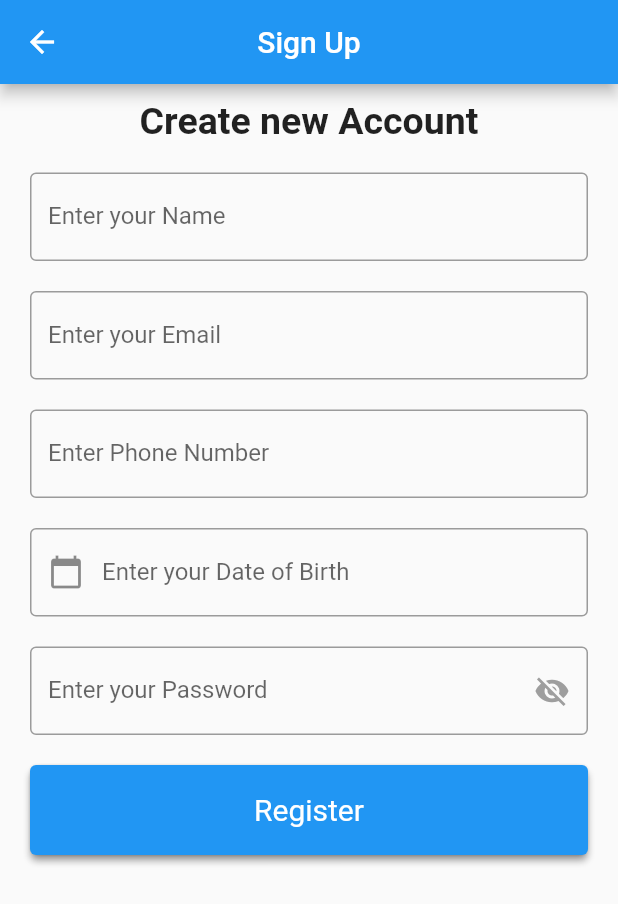
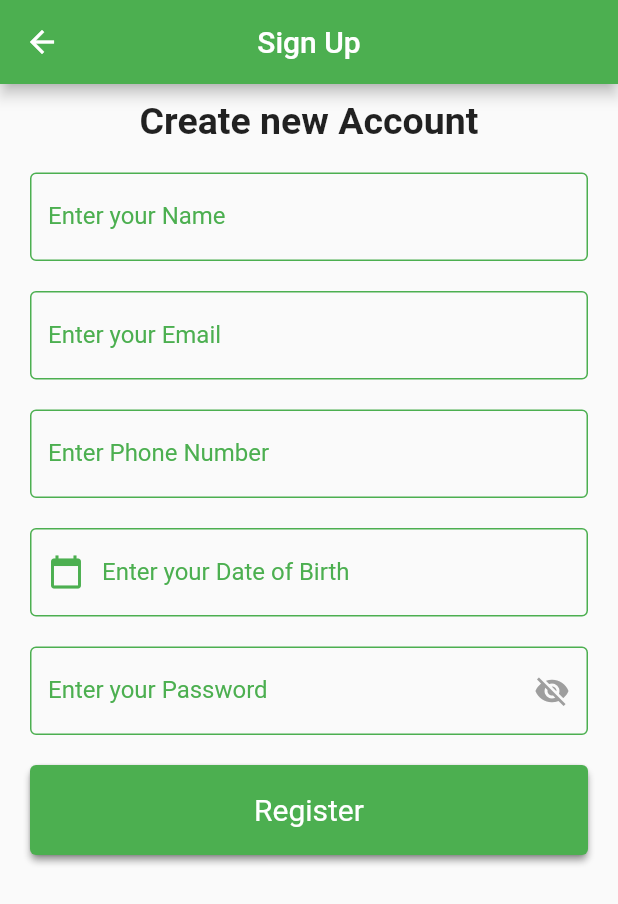
Before and after one commit to usman619/fertilizer_recommendation_system, a Flutter app: the SignUp screen opened by its route, on a phone screen of 412 x 824 dp. Shown: the top 904 px of the screen. Run offline on Flutter 3.47's test engine with Material 2 defaults, Android fonts, the light colour scheme and no system bars; our stand-ins replace cloud_firestore, firebase_auth, firebase_core, firebase_database, fluttertoast, geolocator and 2 more; missing offline and left inert: dcdg; accounts and stored records are empty; network calls fail.

Commit message:
Fixing the some design related things

```diff
--- a/lib/main.dart
+++ b/lib/main.dart
@@ -9,6 +9,7 @@ import 'package:firebase_auth/firebase_auth.dart';
 import 'package:flutter/material.dart';
 import 'package:fertilizer_recommendation_system/pages/login.dart';
 import 'package:fertilizer_recommendation_system/pages/signup.dart';
+import 'package:fertilizer_recommendation_system/pages/intro_screen.dart';
 import 'package:firebase_core/firebase_core.dart';
 import 'firebase_options.dart';
 import 'package:dcdg/dcdg.dart';
@@ -20,13 +21,14 @@ Future<void> main() async{
   await FirebaseAuth.instance.useAuthEmulator('localhost', 9099);
   runApp(
       MaterialApp(
-        initialRoute: '/home',
+        initialRoute: '/userNavigator',
         routes: {
           '/login': (context) => const Login(),
           '/home': (context) => const HomePage(),
           '/register': (context) => const SignUp(),
           '/userNavigator': (context) => const UserNaviagator(),
           '/profile': (context) => const Profile(),
+          '/intro_screen': (context) => const OnBoardingPage(),
 
     },
   ));
--- a/lib/pages/add_device.dart
+++ b/lib/pages/add_device.dart
@@ -9,6 +9,7 @@ class AddDevice extends StatelessWidget {
       appBar: AppBar(
         title: const Text('Add Device'),
         centerTitle: true,
+        backgroundColor: Colors.green,
       ),
       body: const Center(
         child: Text('Future Feature'),
--- a/lib/pages/home_page.dart
+++ b/lib/pages/home_page.dart
@@ -130,6 +130,7 @@ class _HomePageState extends State<HomePage> {
       appBar: AppBar(
         title: const Text('Home Page'),
         centerTitle: true,
+        backgroundColor: Colors.green,
       ),
       body: SingleChildScrollView(
         child: Column(children: <Widget>[
--- a/lib/pages/models.dart
+++ b/lib/pages/models.dart
@@ -22,6 +22,7 @@ class _ModelsState extends State<Models> {
         appBar: AppBar(
           title: const Text('Testing Python Connection'),
           centerTitle: true,
+          backgroundColor: Colors.green,
 
         ),
         body: Column(
--- a/lib/pages/signup.dart
+++ b/lib/pages/signup.dart
@@ -95,10 +95,21 @@ class _SignUpState extends State<SignUp> {
 
   @override
   Widget build(BuildContext context) {
-    return Scaffold(
+    return Stack(
+      children: [
+        Container(
+          decoration: const BoxDecoration(
+            image: DecorationImage(
+              image: AssetImage('assets/login_image_blur.jpg'), // Change the image path as needed
+              fit: BoxFit.cover,
+            ),
+          ),
+        ),
+        Scaffold(
           appBar: AppBar(
             title: const Text('Sign Up'),
             centerTitle: true,
+            backgroundColor: Colors.green,
 
           ),
           body: SingleChildScrollView(
@@ -119,8 +130,18 @@ class _SignUpState extends State<SignUp> {
                   child: TextField(
                     controller: _name,
                     decoration: const InputDecoration(
+                        focusColor: Colors.green,
+                        focusedBorder: OutlineInputBorder(
+                          borderSide: BorderSide(color: Colors.green), // Change the color as needed
+                        ),
+                        enabledBorder: OutlineInputBorder(
+                          borderSide: BorderSide(color: Colors.green), // Change the color as needed
+                        ),
                         border: OutlineInputBorder(),
-                    labelText: 'Enter your Name'
+                        labelText: 'Enter your Name',
+                        labelStyle: TextStyle(
+                          color: Colors.green,
+                        )
                     ),
                   ),
                 ),
@@ -132,8 +153,18 @@ class _SignUpState extends State<SignUp> {
                     enableSuggestions: false,
                     autocorrect: false,
                     decoration: const InputDecoration(
+                        focusColor: Colors.green,
+                        focusedBorder: OutlineInputBorder(
+                          borderSide: BorderSide(color: Colors.green), // Change the color as needed
+                        ),
+                        enabledBorder: OutlineInputBorder(
+                          borderSide: BorderSide(color: Colors.green), // Change the color as needed
+                        ),
                         border: OutlineInputBorder(),
-                    labelText: 'Enter your Email'
+                        labelText: 'Enter your Email',
+                        labelStyle: TextStyle(
+                          color: Colors.green,
+                        )
                     ),
                   ),
                 ),
@@ -145,8 +176,18 @@ class _SignUpState extends State<SignUp> {
                     enableSuggestions: false,
                     autocorrect: false,
                     decoration: const InputDecoration(
+                        focusColor: Colors.green,
+                        focusedBorder: OutlineInputBorder(
+                          borderSide: BorderSide(color: Colors.green), // Change the color as needed
+                        ),
+                        enabledBorder: OutlineInputBorder(
+                          borderSide: BorderSide(color: Colors.green), // Change the color as needed
+                        ),
                         border: OutlineInputBorder(),
-                    labelText: 'Enter Phone Number'
+                        labelText: 'Enter Phone Number',
+                        labelStyle: TextStyle(
+                          color: Colors.green,
+                        )
                     ),
                   ),
                 ),
@@ -159,9 +200,22 @@ class _SignUpState extends State<SignUp> {
                     enableSuggestions: false,
                     autocorrect: false,
                     decoration: const InputDecoration(
-                prefixIcon: Icon(Icons.calendar_today),
+                        focusColor: Colors.green,
+                        focusedBorder: OutlineInputBorder(
+                          borderSide: BorderSide(color: Colors.green), // Change the color as needed
+                        ),
+                        enabledBorder: OutlineInputBorder(
+                          borderSide: BorderSide(color: Colors.green), // Change the color as needed
+                        ),
+                        prefixIcon: Icon(
+                          Icons.calendar_today,
+                          color: Colors.green,
+                        ),
                         border: OutlineInputBorder(),
                         labelText: 'Enter your Date of Birth',
+                        labelStyle: TextStyle(
+                          color: Colors.green,
+                        )
                     ),
                     readOnly: true,
                     onTap: () async {
@@ -191,8 +245,18 @@ class _SignUpState extends State<SignUp> {
                     enableSuggestions: false,
                     autocorrect: false,
                     decoration: InputDecoration(
+                      focusColor: Colors.green,
+                      focusedBorder: const OutlineInputBorder(
+                        borderSide: BorderSide(color: Colors.green), // Change the color as needed
+                      ),
+                      enabledBorder: const OutlineInputBorder(
+                        borderSide: BorderSide(color: Colors.green), // Change the color as needed
+                      ),
                       border: const OutlineInputBorder(),
                       labelText: 'Enter your Password',
+                      labelStyle: const TextStyle(
+                        color: Colors.green,
+                      ),
                       suffixIcon: IconButton(
                         onPressed: () {
                           setState(() {
@@ -228,7 +292,7 @@ class _SignUpState extends State<SignUp> {
                             registerUser(_email.text, _password.text, _name.text, _dob.text);
                           },
                           style: ElevatedButton.styleFrom(
-                        backgroundColor: Colors.blue,
+                            backgroundColor: Colors.green,
                             foregroundColor: Colors.white,
                             textStyle: const TextStyle(
                               fontSize: 20,
@@ -250,6 +314,8 @@ class _SignUpState extends State<SignUp> {
               ],
             ),
           ),
+        ),
+      ]
     );
   }
 }
--- a/lib/services/weather_api.dart
+++ b/lib/services/weather_api.dart
@@ -105,7 +105,7 @@ class _WeatherAppState extends State<WeatherApp> {
   Widget build(BuildContext context) {
     return Scaffold(
       appBar: AppBar(
-        title: const Text('Weather App'),
+        title: const Text('Weather Api'),
       ),
       body: Center(
         child: Column(
--- a/lib/user_navigator.dart
+++ b/lib/user_navigator.dart
@@ -36,8 +36,8 @@ class _UserNaviagatorState extends State<UserNaviagator> {
           });
         },
         // fixedColor: Colors.blue,
-        backgroundColor: Colors.blue,
-        selectedItemColor: Colors.blue,
+        backgroundColor: Colors.green,
+        selectedItemColor: Colors.green,
         unselectedItemColor: Colors.grey,
         useLegacyColorScheme: true,
         items: const [
```
Also changed, not shown: lib/pages/intro_screen.dart (added, +188 -0 lines), lib/pages/login.dart (+34 -5 lines), lib/pages/profile.dart (+6 -5 lines), pubspec.yaml (+5 -3 lines), assets/login_image.jpg (added), assets/login_image_blur.jpg (added), pubspec.lock. Lines whose indentation alone changed are shown as unchanged.
